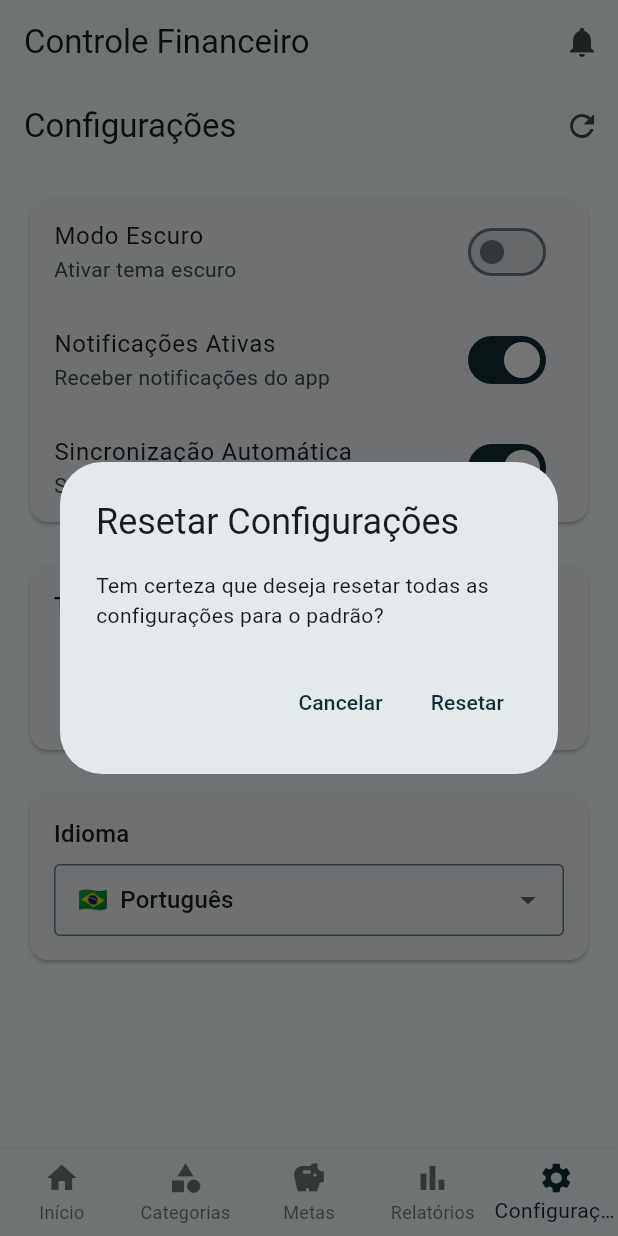
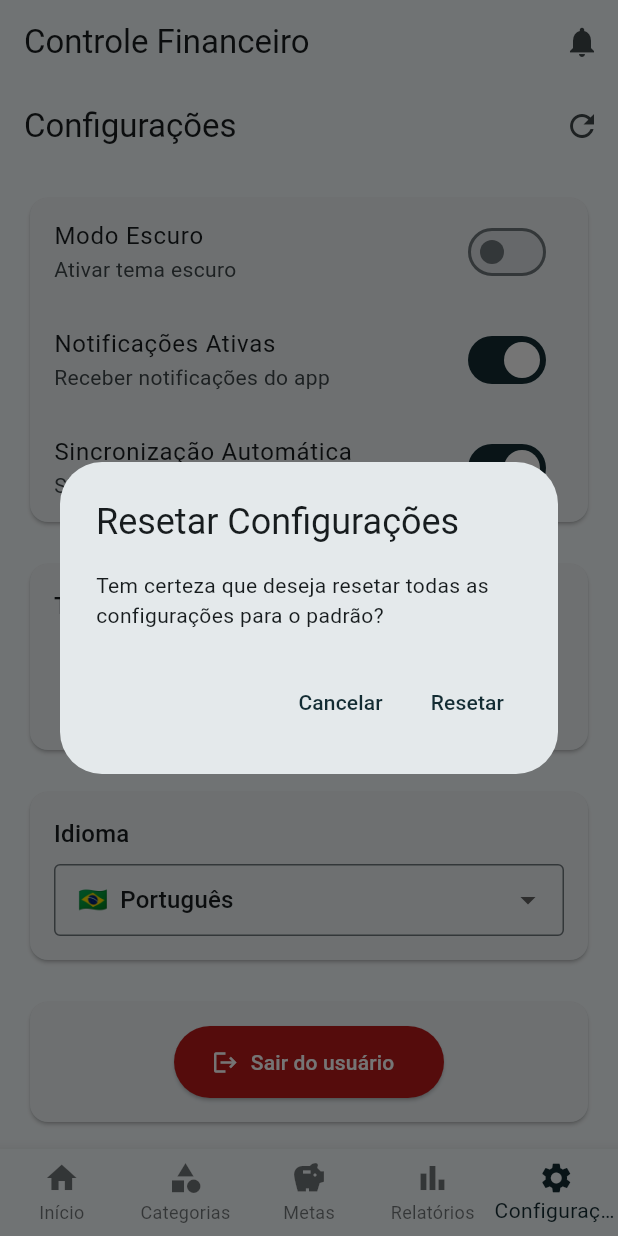
Before and after one commit to Gringotts-IFMT/app-controle-financeiro, a Flutter app: the screen it shows once a user with an empty profile is signed in, item 5 of the bottom bar chosen, after a tap on the "refresh" icon, on a phone screen of 412 x 824 dp. Run offline on Flutter 3.47's test engine with Material 3 defaults, Android fonts, the phone set to English and light mode, and no system bars; our stand-ins replace cloud_firestore, firebase_auth, firebase_core, fl_chart; accounts and stored records are empty.

Commit message:
implementada a funcionalidade de logout do usuário atual

```diff
--- a/flutter_application_1/lib/main.dart
+++ b/flutter_application_1/lib/main.dart
@@ -71,6 +71,29 @@ class MyApp extends StatelessWidget {
                     body: Center(child: CircularProgressIndicator()),
                   );
                 } else if (snapshot.hasData && snapshot.data != null) {
+                  final uid = snapshot.data!.uid;
+                  // Salva o UID anterior em uma variável estática
+                  // e compara para garantir que é um novo login
+                  // (evita reuso de dados do usuário anterior)
+                  // ignore: prefer_const_declarations
+                  const lastUidKey = 'lastUid';
+                  // ignore: prefer_const_declarations
+                  final storage = PageStorage.of(context);
+                  final lastUid =
+                      storage.readState(context, identifier: lastUidKey);
+                  if (lastUid != uid) {
+                    // Limpa os providers
+                    Provider.of<TransacaoProvider>(context, listen: false)
+                        .limparDados();
+                    Provider.of<MetaEconomiaProvider>(context, listen: false)
+                        .limparDados();
+                    Provider.of<RelatorioProvider>(context, listen: false)
+                        .limparDados();
+                    Provider.of<ConfiguracoesProvider>(context, listen: false)
+                        .limparDados();
+                    // Salva o novo UID
+                    storage.writeState(context, uid, identifier: lastUidKey);
+                  }
                   WidgetsBinding.instance.addPostFrameCallback((_) {
                     Provider.of<TransacaoProvider>(context, listen: false)
                         .carregarTransacoes();
@@ -79,7 +102,7 @@ class MyApp extends StatelessWidget {
                     Provider.of<ConfiguracoesProvider>(context, listen: false)
                         .carregarConfiguracoes();
                   });
-                  return const MainNavigator();
+                  return MainNavigator(key: ValueKey(uid));
                 } else {
                   return const LoginScreen();
                 }
--- a/flutter_application_1/lib/providers/configuracoes_provider.dart
+++ b/flutter_application_1/lib/providers/configuracoes_provider.dart
@@ -4,6 +4,13 @@
 import 'package:firebase_auth/firebase_auth.dart';
 
 class ConfiguracoesProvider with ChangeNotifier {
+  void limparDados() {
+    _config = null;
+    _isLoading = false;
+    _isInitialized = false;
+    notifyListeners();
+  }
+
   ConfiguracoesApp? _config;
   bool _isLoading = false;
   bool _isInitialized = false;
--- a/flutter_application_1/lib/providers/meta_economia_provider.dart
+++ b/flutter_application_1/lib/providers/meta_economia_provider.dart
@@ -7,6 +7,14 @@ import '../services/database_service.dart'; // Seu DatabaseService será ajustad
 // import 'package:controle_financeiro/Models/usuario.dart'; // Opcional, se precisar referenciar o modelo do Usuario aqui.
 
 class MetaEconomiaProvider with ChangeNotifier {
+  void limparDados() {
+    _metas = [];
+    _erro = null;
+    _isLoading = false;
+    _metasSubscription?.cancel();
+    notifyListeners();
+  }
+
   List<MetaEconomia> _metas = [];
   bool _isLoading = false;
   String? _erro;
--- a/flutter_application_1/lib/providers/relatorio_provider.dart
+++ b/flutter_application_1/lib/providers/relatorio_provider.dart
@@ -7,6 +7,13 @@ import '../enums/tipo_relatorio.dart'; // O enum TipoRelatorio
 import '../enums/tipo_transacao.dart'; // O enum TipoTransacao (para filtrar receitas/despesas)
 
 class RelatorioProvider with ChangeNotifier {
+  void limparDados() {
+    _relatorioAtual = null;
+    _erro = null;
+    _isLoading = false;
+    notifyListeners();
+  }
+
   final DatabaseService _databaseService = DatabaseService();
 
   Relatorio? _relatorioAtual; // O último relatório gerado
--- a/flutter_application_1/lib/providers/transacao_provider.dart
+++ b/flutter_application_1/lib/providers/transacao_provider.dart
@@ -8,6 +8,13 @@ import '../enums/tipo_transacao.dart'; // Importa o enum TipoTransacao
 import '../services/database_service.dart'; // <--- Adicionar esta importação
 
 class TransacaoProvider with ChangeNotifier {
+  void limparDados() {
+    _transacoes = [];
+    _erro = null;
+    _isLoading = false;
+    notifyListeners();
+  }
+
   List<FinancialTransaction> _transacoes = [];
   bool _isLoading = false;
   String?
--- a/flutter_application_1/lib/screens/configuracoes_screen.dart
+++ b/flutter_application_1/lib/screens/configuracoes_screen.dart
@@ -1,3 +1,7 @@
+import '../providers/transacao_provider.dart';
+import '../providers/meta_economia_provider.dart';
+import '../providers/relatorio_provider.dart';
+import 'package:firebase_auth/firebase_auth.dart';
 import 'package:flutter/material.dart';
 import 'package:provider/provider.dart';
 import '../providers/configuracoes_provider.dart';
@@ -11,6 +15,67 @@ class ConfiguracoesScreen extends StatefulWidget {
 }
 
 class _ConfiguracoesScreenState extends State<ConfiguracoesScreen> {
+  void _mostrarDialogReset(BuildContext context) {
+    showDialog(
+      context: context,
+      builder: (context) => AlertDialog(
+        title: const Text('Resetar Configurações'),
+        content: const Text(
+            'Tem certeza que deseja resetar todas as configurações para o padrão?'),
+        actions: [
+          TextButton(
+            onPressed: () => Navigator.pop(context),
+            child: const Text('Cancelar'),
+          ),
+          TextButton(
+            onPressed: () {
+              Navigator.pop(context);
+              Provider.of<ConfiguracoesProvider>(context, listen: false)
+                  .resetarConfiguracoes();
+            },
+            child: const Text('Resetar'),
+          ),
+        ],
+      ),
+    );
+  }
+
+  void _confirmarLogout(BuildContext context) {
+    showDialog(
+      context: context,
+      builder: (context) => AlertDialog(
+        title: const Text('Confirmar Logout'),
+        content: const Text('Deseja realmente sair do usuário?'),
+        actions: [
+          TextButton(
+            onPressed: () => Navigator.pop(context),
+            child: const Text('Cancelar'),
+          ),
+          TextButton(
+            onPressed: () async {
+              Navigator.pop(context);
+              // Limpa dados dos providers
+              Provider.of<TransacaoProvider>(context, listen: false)
+                  .limparDados();
+              Provider.of<MetaEconomiaProvider>(context, listen: false)
+                  .limparDados();
+              Provider.of<RelatorioProvider>(context, listen: false)
+                  .limparDados();
+              Provider.of<ConfiguracoesProvider>(context, listen: false)
+                  .limparDados();
+              await FirebaseAuth.instance.signOut();
+              if (mounted) {
+                Navigator.of(context)
+                    .pushNamedAndRemoveUntil('/login', (route) => false);
+              }
+            },
+            child: const Text('Sair'),
+          ),
+        ],
+      ),
+    );
+  }
+
   @override
   void initState() {
     super.initState();
@@ -175,35 +240,29 @@ class _ConfiguracoesScreenState extends State<ConfiguracoesScreen> {
                   ),
                 ),
               ),
+              // Botão de logout
+              const SizedBox(height: 20),
+              Card(
+                child: Padding(
+                  padding: const EdgeInsets.all(16),
+                  child: Center(
+                    child: ElevatedButton.icon(
+                      icon: const Icon(Icons.logout),
+                      label: const Text('Sair do usuário'),
+                      style: ElevatedButton.styleFrom(
+                        backgroundColor: Theme.of(context).colorScheme.error,
+                        foregroundColor: Colors.white,
+                        minimumSize: const Size(180, 48),
+                      ),
+                      onPressed: () => _confirmarLogout(context),
+                    ),
+                  ),
+                ),
+              ),
             ],
           ),
         );
       },
     );
   }
-
-  void _mostrarDialogReset(BuildContext context) {
-    showDialog(
-      context: context,
-      builder: (context) => AlertDialog(
-        title: const Text('Resetar Configurações'),
-        content: const Text(
-            'Tem certeza que deseja resetar todas as configurações para o padrão?'),
-        actions: [
-          TextButton(
-            onPressed: () => Navigator.pop(context),
-            child: const Text('Cancelar'),
-          ),
-          TextButton(
-            onPressed: () {
-              Navigator.pop(context);
-              Provider.of<ConfiguracoesProvider>(context, listen: false)
-                  .resetarConfiguracoes();
-            },
-            child: const Text('Resetar'),
-          ),
-        ],
-      ),
-    );
-  }
 }
--- a/flutter_application_1/lib/screens/home_screen.dart
+++ b/flutter_application_1/lib/screens/home_screen.dart
@@ -23,8 +23,11 @@ class _HomeScreenState extends State<HomeScreen>
   @override
   void initState() {
     super.initState();
-    _tabController =
-        TabController(length: 3, vsync: this); // 3 abas: Todas, Gastos, Ganhos
+    _tabController = TabController(length: 3, vsync: this);
+    WidgetsBinding.instance.addPostFrameCallback((_) {
+      Provider.of<TransacaoProvider>(context, listen: false)
+          .carregarTransacoes();
+    });
   }
 
   @override
```
